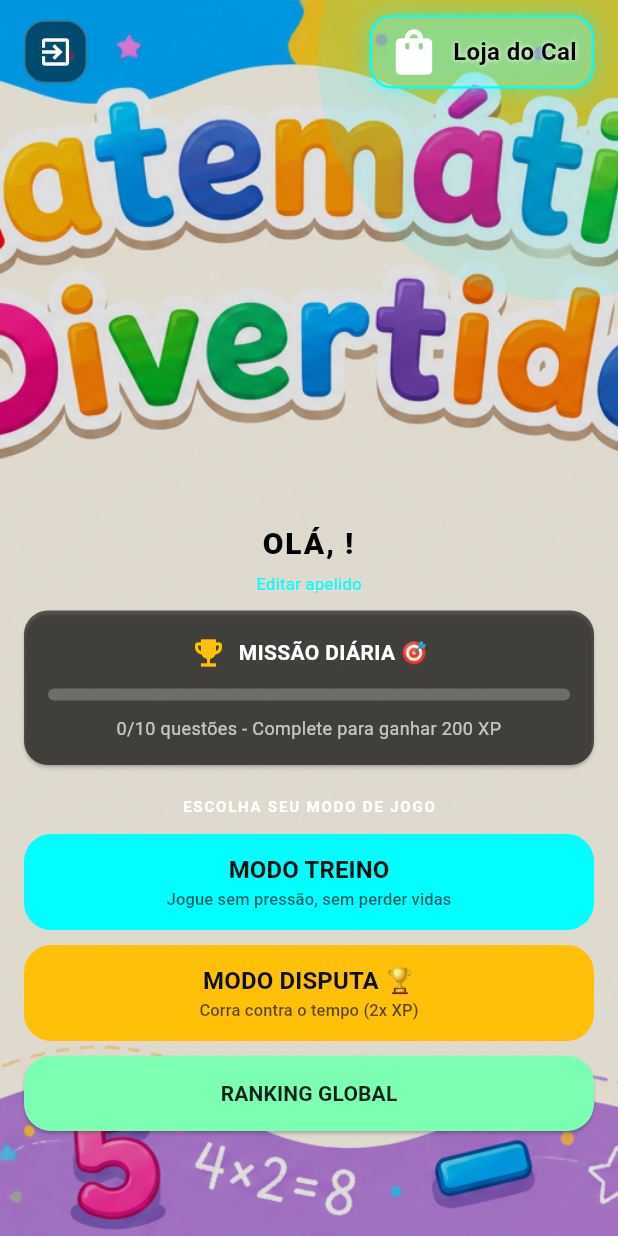
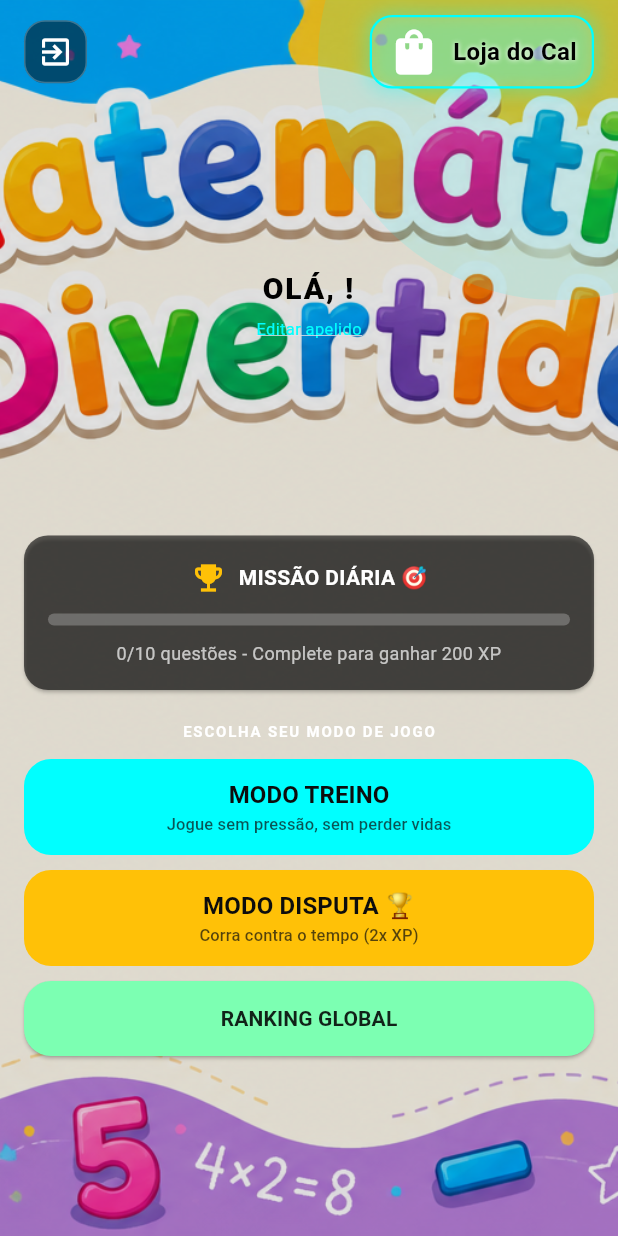
Before and after one commit to Irivania/matematicadivertida, a Flutter app: the screen it shows once a user with an empty profile is signed in, on a phone screen of 412 x 824 dp. Run offline on Flutter 3.47's test engine with Material 3 defaults, Android fonts, the phone set to English and light mode, and no system bars; our stand-ins replace audioplayers, cloud_firestore, firebase_auth, firebase_core, fl_chart, flutter_tts and 4 more; accounts and stored records are empty.

Commit message:
padroniza responsividade da home com a tela de login

```diff
--- a/lib/presentation/screens/home_screen.dart
+++ b/lib/presentation/screens/home_screen.dart
@@ -44,32 +44,47 @@ class _HomeScreenState extends State<HomeScreen> with TickerProviderStateMixin {
 
   @override
   Widget build(BuildContext context) {
+    final larguraTela = MediaQuery.of(context).size.width;
+    final bool eTelaLarga = larguraTela > 600;
+
     return Scaffold(
       backgroundColor: Colors.black,
       body: FadeTransition(
         opacity: _animation,
         child: Stack(
           children: [
-            // FUNDO COM ALINHAMENTO ORIGINAL (TopCenter)
+            // FUNDO COM ENQUADRAMENTO CENTRALIZADO IDÊNTICO AO LOGIN
             Positioned.fill(
               child: Image.asset(
                 'assets/images/fundo_home.png',
                 fit: BoxFit.cover,
-                alignment: Alignment.topCenter,
+                alignment: Alignment.center,
               ),
             ),
             Container(color: Colors.black.withOpacity(0.12)),
             _buildBackgroundGlow(),
 
             SafeArea(
+              child: LayoutBuilder(
+                builder: (context, constraints) {
+                  return SingleChildScrollView(
+                    physics: const ClampingScrollPhysics(),
+                    child: ConstrainedBox(
+                      constraints: BoxConstraints(
+                        minHeight: constraints.maxHeight,
+                      ),
+                      child: IntrinsicHeight(
                         child: Center(
-                child: ConstrainedBox(
-                  constraints: const BoxConstraints(maxWidth: 700),
+                          child: Padding(
+                            padding: const EdgeInsets.symmetric(horizontal: 16, vertical: 10),
+                            child: Container(
+                              width: double.infinity,
+                              constraints: BoxConstraints(
+                                maxWidth: eTelaLarga ? 500 : 420,
+                              ),
                               child: Column(
                                 children: [
-                      Padding(
-                        padding: const EdgeInsets.symmetric(horizontal: 16, vertical: 10),
-                        child: Row(
+                                  Row(
                                     mainAxisAlignment: MainAxisAlignment.spaceBetween,
                                     children: [
                                       // BOTÃO SAIR BEM NA ESQUERDA
@@ -107,20 +122,17 @@ class _HomeScreenState extends State<HomeScreen> with TickerProviderStateMixin {
                                       ),
                                     ],
                                   ),
-                      ),
 
-                      // ESPAÇAMENTO ORIGINAL MAIS BAIXO PARA O "OLÁ FRANCISCO"
-                      const SizedBox(height: 180),
+                                  const SizedBox(height: 20),
 
                                   const Padding(
                                     padding: EdgeInsets.symmetric(horizontal: 16),
                                     child: HomeHeader(),
                                   ),
 
+                                  const SizedBox(height: 20),
+
                                   Expanded(
-                        child: SingleChildScrollView(
-                          physics: const ClampingScrollPhysics(),
-                          padding: const EdgeInsets.symmetric(horizontal: 16, vertical: 10),
                                     child: Column(
                                       mainAxisAlignment: MainAxisAlignment.center,
                                       children: [
@@ -136,10 +148,15 @@ class _HomeScreenState extends State<HomeScreen> with TickerProviderStateMixin {
                                       ],
                                     ),
                                   ),
-                      ),
                                 ],
                               ),
                             ),
+                          ),
+                        ),
+                      ),
+                    ),
+                  );
+                },
               ),
             ),
           ],
```
Lines whose indentation alone changed are shown as unchanged.
